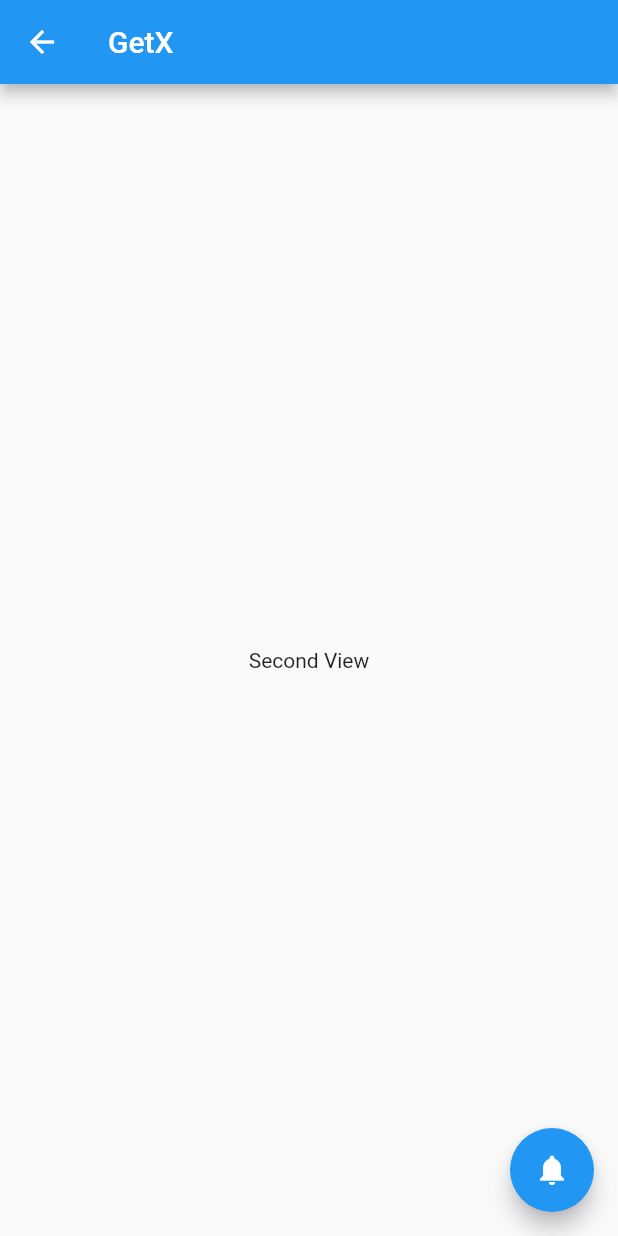
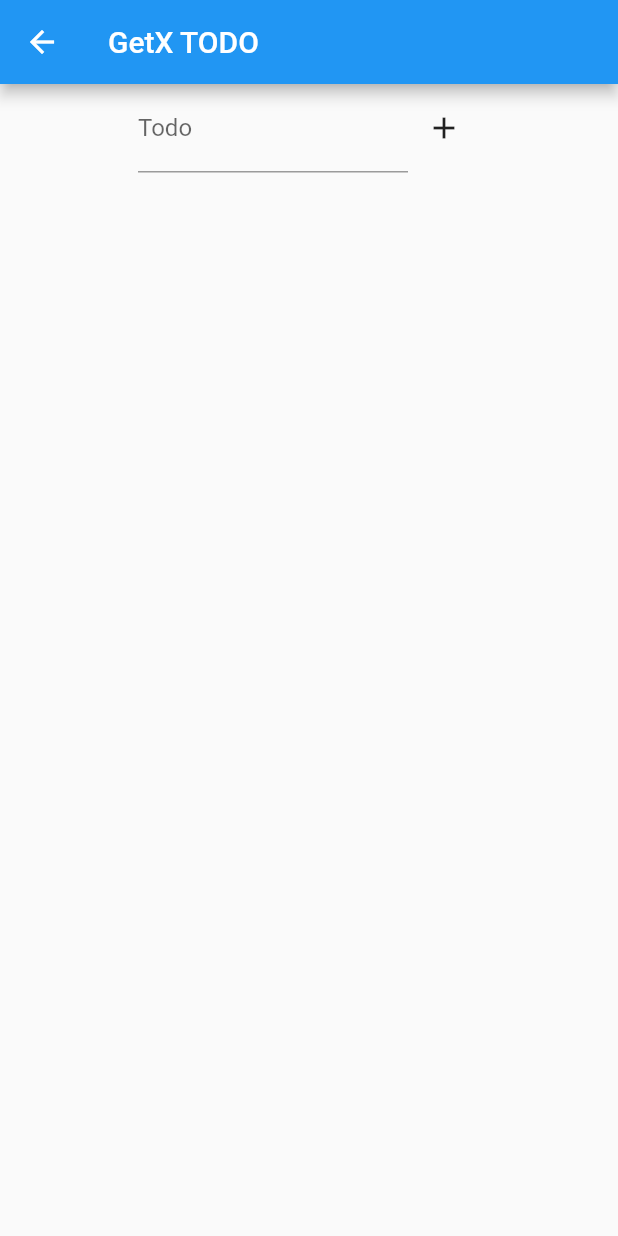
Before and after one commit to viniciusoliverrs/flutter-playground, a Flutter app: the screen it shows after launch, after a tap on the "navigate next" icon, on a phone screen of 412 x 824 dp. Run offline on Flutter 3.47's test engine with Material 2 defaults, Android fonts, the phone set to English and light mode, and no system bars; our stand-ins replace flutter_bloc, flutter_modular, get; missing offline and left inert: qr_code_scanner.

Commit message:
feat: Ajuste no exemplo com getx

```diff
--- a/lib/src/examples/getx/views/home_view.dart
+++ b/lib/src/examples/getx/views/home_view.dart
@@ -1,5 +1,5 @@
 import 'package:flutter/material.dart';
-import 'package:flutter_playground/src/examples/getx/views/second_view.dart';
+import 'package:flutter_playground/src/examples/getx/views/todo_view.dart';
 import 'package:get/get.dart';
 
 import '../controllers/home_controller.dart';
@@ -55,7 +55,7 @@ class HomeView extends StatelessWidget {
         ],
       ),
       floatingActionButton: FloatingActionButton(
-        onPressed: () => Get.to(const SecondView()),
+        onPressed: () => Get.to(TodoView()),
         child: const Icon(Icons.navigate_next),
       ),
     );
--- a/lib/src/examples/getx/views/second_view.dart
+++ /dev/null
@@ -1,25 +0,0 @@
-
-import 'package:flutter/material.dart';
-import 'package:get/route_manager.dart';
-
-class SecondView extends StatelessWidget {
-  const SecondView({Key? key}) : super(key: key);
-
-  @override
-  Widget build(BuildContext context) {
-    return Scaffold(
-      appBar: AppBar(
-        title: const Text('GetX'),
-      ),
-      body: Center(
-        child: Text('Second View'),
-      ),
-      floatingActionButton: FloatingActionButton(
-        onPressed: () {
-          Get.snackbar('Snackbar', 'This is a snackbar');
-        },
-        child: const Icon(Icons.notifications),
-      ),
-    );
-  }
-}
--- /dev/null
+++ b/lib/src/examples/getx/views/todo_view.dart
@@ -0,0 +1,78 @@
+import 'package:flutter/material.dart';
+import 'package:get/get.dart';
+
+import '../controllers/home_controller.dart';
+
+class TodoView extends StatelessWidget {
+  TodoView({Key? key}) : super(key: key);
+  final txtController = TextEditingController();
+  final ctrl = Get.find<HomeController>();
+  @override
+  Widget build(BuildContext context) {
+    return Scaffold(
+      appBar: AppBar(
+        title: const Text('GetX TODO'),
+      ),
+      body: Column(
+        children: [
+          Row(
+            mainAxisAlignment: MainAxisAlignment.center,
+            children: [
+              SizedBox(
+                width: 180,
+                child: TextField(
+                  controller: txtController,
+                  decoration: const InputDecoration(
+                    labelText: 'Todo',
+                  ),
+                ),
+              ),
+              IconButton(
+                icon: const Icon(Icons.add),
+                onPressed: () {
+                  String item = txtController.text;
+                  if (item.isEmpty) {
+                    Get.snackbar(
+                      'Info',
+                      'Please enter a todo',
+                      snackPosition: SnackPosition.TOP,
+                      colorText: Colors.red,
+                      icon: const Icon(
+                        Icons.error,
+                        color: Colors.red,
+                      ),
+                    );
+                    return;
+                  }
+                  Get.find<HomeController>().addItem(txtController.text);
+                  txtController.clear();
+                },
+              ),
+            ],
+          ),
+          GetBuilder<HomeController>(
+            builder: (_) {
+              return Expanded(
+                child: ListView.builder(
+                  itemCount: Get.find<HomeController>().items.length,
+                  itemBuilder: (context, index) {
+                    String item =  Get.find<HomeController>().items[index];
+                    return ListTile(
+                      title: Text(item),
+                      trailing: IconButton(
+                        icon: const Icon(Icons.delete),
+                        onPressed: () {
+                          Get.find<HomeController>().removeItem(item);
+                        },
+                      ),
+                    );
+                  },
+                ),
+              );
+            },
+          ),
+        ],
+      ),
+    );
+  }
+}
```
Also changed, not shown: lib/src/examples/getx/controllers/home_controller.dart (+11 -0 lines).
